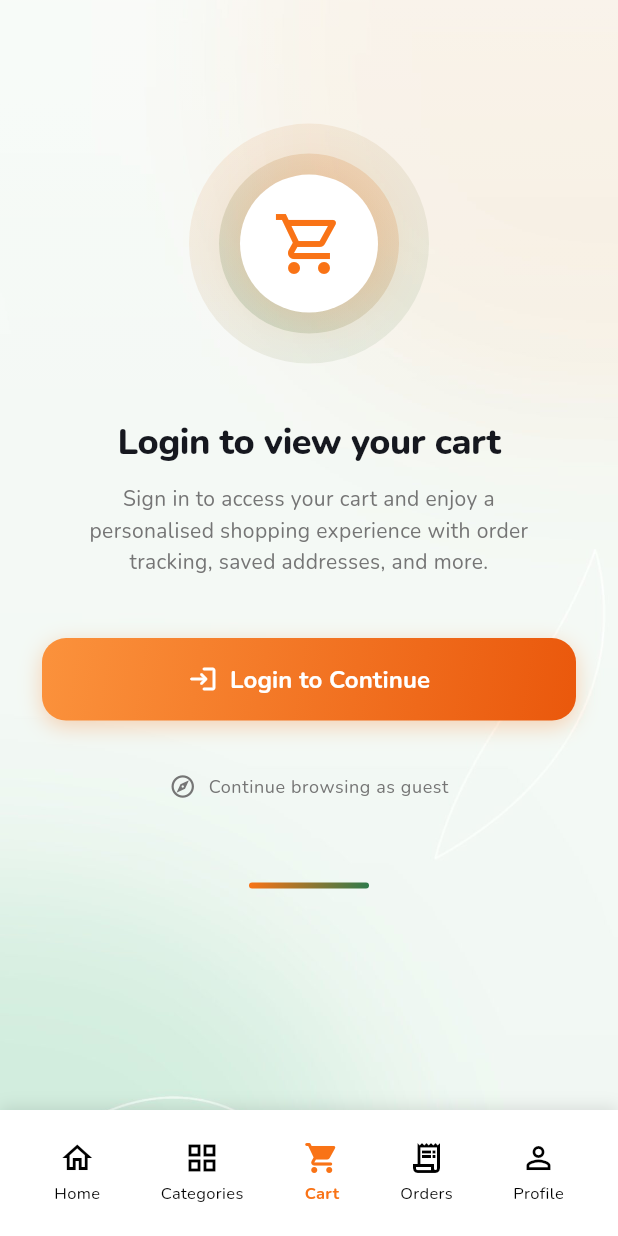
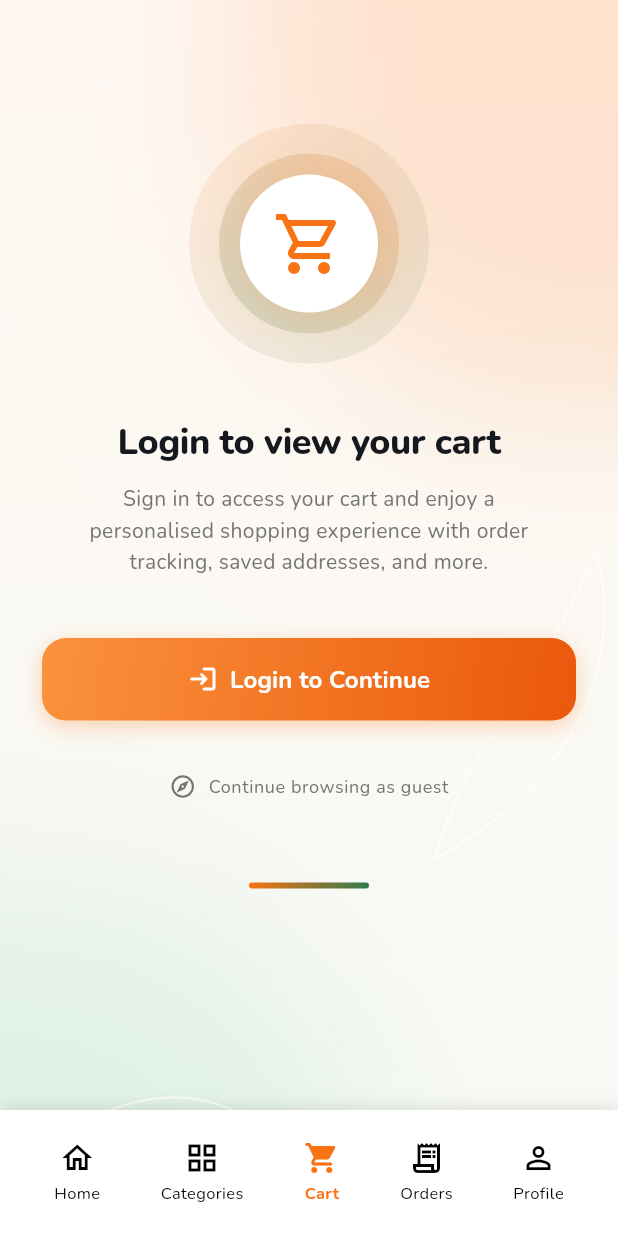
Before and after one commit to khushal15409/Taksh-Ecommerce-New-App, a Flutter app: the CartPage screen opened by its route, on a phone screen of 412 x 824 dp. Run offline on Flutter 3.47's test engine with Material 3 defaults, Android fonts, the phone set to English and light mode, and no system bars; our stand-ins replace cached_network_image, connectivity_plus, dartz, dio, equatable, firebase_core and 20 more; missing offline and left inert: in_app_update, razorpay_flutter; accounts and stored records are empty; generated files the repository leaves out were written again; network calls fail.

Commit message:
fixed the redesign

```diff
--- a/lib/core/theme/app_colors.dart
+++ b/lib/core/theme/app_colors.dart
@@ -148,21 +148,12 @@ class IndiaGradients {
     ],
   );
 
-  /// Subtle tricolor for backgrounds
-  /// Little orange at top (header already has orange), half white, half green
+  /// Page backgrounds are now one shared image (AppBackground); kept transparent so every
+  /// page shows the same backdrop.
   static const LinearGradient subtleTricolor = LinearGradient(
     begin: Alignment.topCenter,
     end: Alignment.bottomCenter,
-    colors: [
-      Color(0xFFE9EFF3),
-      Color(0xFFEEF3F6),
-      Color(0xFFF3F6F9),
-      AppColors.pureWhite, // Pure white (middle)
-      Color(0xFFF1F5F8),
-      Color(0xFFE3EEE7),
-      Color(0xFFD3E5DA),
-    ],
-    stops: [0.0, 0.1, 0.2, 0.45, 0.6, 0.8, 1.0],
+    colors: [Color(0x00FFFFFF), Color(0x00FFFFFF)],
   );
 
   /// Splash screen gradient - beautiful tricolor blend
--- a/lib/core/widgets/animated_backdrop.dart
+++ b/lib/core/widgets/animated_backdrop.dart
@@ -71,25 +71,9 @@ class AnimatedBackdrop extends StatelessWidget {
 
   @override
   Widget build(BuildContext context) {
-    return IgnorePointer(
-      child: FractionallySizedBox(
-        alignment: Alignment.topCenter,
-        heightFactor: coverage.clamp(0.0, 1.0),
-        widthFactor: 1,
-        child: DecoratedBox(
-          decoration: BoxDecoration(
-            gradient: LinearGradient(
-              begin: Alignment.topCenter,
-              end: Alignment.bottomCenter,
-              colors: fadeBottom
-                  ? [palette.top, palette.mid, palette.mid.withOpacity(0)]
-                  : [palette.top, palette.mid],
-              stops: fadeBottom ? const [0.0, 0.62, 1.0] : null,
-            ),
-          ),
-        ),
-      ),
-    );
+    // Every page now shows the same shared background (AppBackground), so no
+    // extra header tint is painted here.
+    return const SizedBox.shrink();
   }
 }
 
--- a/lib/core/widgets/app_background.dart
+++ b/lib/core/widgets/app_background.dart
@@ -8,7 +8,7 @@ class AppBackground extends StatelessWidget {
 
   const AppBackground({super.key, required this.child});
 
-  static const String asset = 'assets/images/backgrounds/app_background.jpg';
+  static const String asset = 'assets/images/backgrounds/home_standard_bg.jpg';
 
   /// Solid colour shown for the first frame and if the image cannot load.
   static const Color fallback = Color(0xFFF3F9F5);
--- a/lib/features/cart/presentation/pages/cart_page.dart
+++ b/lib/features/cart/presentation/pages/cart_page.dart
@@ -118,8 +118,7 @@ class _CartPageState extends State<CartPage>
           gradient: LinearGradient(
             begin: Alignment.topCenter,
             end: Alignment.bottomCenter,
-            colors: [Color(0xFFFFEFD9), Color(0xFFFFFBF5), Color(0xFFDFF3DC)],
-            stops: [0, 0.4, 1],
+            colors: [Color(0x00FFFFFF), Color(0x00FFFFFF)],
           ),
         ),
         child: BlocConsumer<CartCubit, CartState>(
--- a/lib/features/product/presentation/pages/product_details_page.dart
+++ b/lib/features/product/presentation/pages/product_details_page.dart
@@ -536,7 +536,7 @@ class _ProductDetailsPageState extends State<ProductDetailsPage> {
         gradient: LinearGradient(
           begin: Alignment.topCenter,
           end: Alignment.bottomCenter,
-          colors: [Color(0xFFFFE9D6), Color(0xFFFFF6EE), Colors.white],
+          colors: [Color(0x00FFFFFF), Color(0x00FFFFFF), Color(0x00FFFFFF)],
           stops: [0, 0.28, 0.55],
         ),
       ),
```
Also changed, not shown: lib/features/profile/presentation/pages/profile_page.dart (+7 -18 lines).
